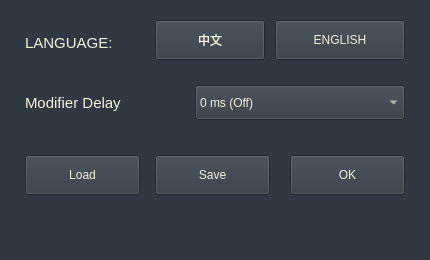
Before: the Qt Designer form KeyBoardSetter/KeyboardSetter/Forms/settingform.ui in TabbycatPie/CustomKeyboard, drawn with Qt 5.
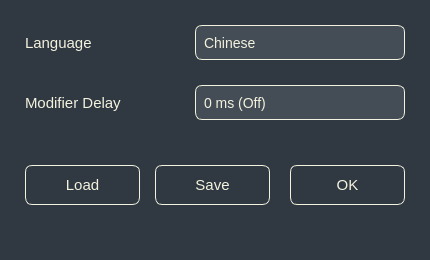
After: the same form once the commit is applied.

Commit message: Fix Settings UI and package v1.0.2

```diff
--- a/KeyBoardSetter/KeyboardSetter/Forms/settingform.ui
+++ b/KeyBoardSetter/KeyboardSetter/Forms/settingform.ui
@@ -5,20 +5,24 @@
   <property name="geometry"><rect><x>0</x><y>0</y><width>430</width><height>260</height></rect></property>
   <property name="minimumSize"><size><width>430</width><height>260</height></size></property>
   <property name="maximumSize"><size><width>430</width><height>260</height></size></property>
-  <property name="windowTitle"><string>Menu</string></property>
-  <property name="styleSheet"><string notr="true">background-color:rgb(48, 56, 65); color:rgb(242, 242, 222);</string></property>
+  <property name="windowTitle"><string>Settings</string></property>
+  <property name="styleSheet"><string notr="true">QWidget#settingForm{background-color:rgb(48,56,65);color:rgb(242,242,222);font:9pt &quot;Microsoft YaHei UI&quot;;}
+QLabel{color:rgb(242,242,222);font-size:15px;}
+QPushButton{background-color:transparent;border:1px solid rgb(242,242,222);border-radius:7px;padding:2px 4px;font:9pt &quot;Microsoft YaHei UI&quot;;font-size:15px;color:rgb(242,242,222);}
+QPushButton:hover{background-color:qlineargradient(spread:pad,x1:0,y1:0,x2:1,y2:0,stop:0 rgba(15,172,252,255),stop:1 rgba(22,190,235,255));}
+QPushButton:pressed{background-color:qlineargradient(spread:pad,x1:0,y1:0,x2:1,y2:0,stop:0 rgba(0,160,205,125),stop:1 rgba(0,142,222,125));color:rgb(202,202,182);}
+QComboBox{background-color:rgb(68,76,85);border:1px solid rgb(242,242,222);border-radius:7px;padding:2px 8px;font:9pt &quot;Microsoft YaHei UI&quot;;font-size:14px;color:rgb(242,242,222);}
+QComboBox:hover{border-color:rgb(22,190,235);}
+QComboBox::drop-down{border:0;width:24px;}
+QComboBox QAbstractItemView{background-color:rgb(48,56,65);border:1px solid rgb(242,242,222);selection-background-color:rgb(22,190,235);selection-color:rgb(242,242,222);color:rgb(242,242,222);outline:0;}</string></property>
   <widget class="QLabel" name="label_language">
-   <property name="geometry"><rect><x>25</x><y>25</y><width>120</width><height>35</height></rect></property>
-   <property name="styleSheet"><string notr="true">font-size:15px;color:rgb(242,242,222);</string></property>
-   <property name="text"><string>LANGUAGE:</string></property>
+   <property name="geometry"><rect><x>25</x><y>25</y><width>160</width><height>35</height></rect></property>
+   <property name="text"><string>Language</string></property>
   </widget>
-  <widget class="QPushButton" name="btn_sf_chinese">
-   <property name="geometry"><rect><x>155</x><y>20</y><width>110</width><height>40</height></rect></property>
-   <property name="text"><string>中文</string></property>
-  </widget>
-  <widget class="QPushButton" name="btn_sf_english">
-   <property name="geometry"><rect><x>275</x><y>20</y><width>130</width><height>40</height></rect></property>
-   <property name="text"><string>ENGLISH</string></property>
+  <widget class="QComboBox" name="cb_language">
+   <property name="geometry"><rect><x>195</x><y>25</y><width>210</width><height>35</height></rect></property>
+   <item><property name="text"><string>Chinese</string></property></item>
+   <item><property name="text"><string>English</string></property></item>
   </widget>
   <widget class="QLabel" name="label_modifier_delay">
    <property name="geometry"><rect><x>25</x><y>85</y><width>160</width><height>35</height></rect></property>
@@ -40,15 +44,18 @@
    <item><property name="text"><string>500 ms</string></property></item>
   </widget>
   <widget class="QPushButton" name="btn_sf_load">
-   <property name="geometry"><rect><x>25</x><y>155</y><width>115</width><height>40</height></rect></property>
+   <property name="geometry"><rect><x>25</x><y>165</y><width>115</width><height>40</height></rect></property>
+   <property name="cursor"><cursorShape>PointingHandCursor</cursorShape></property>
    <property name="text"><string>Load</string></property>
   </widget>
   <widget class="QPushButton" name="btn_sf_save">
-   <property name="geometry"><rect><x>155</x><y>155</y><width>115</width><height>40</height></rect></property>
+   <property name="geometry"><rect><x>155</x><y>165</y><width>115</width><height>40</height></rect></property>
+   <property name="cursor"><cursorShape>PointingHandCursor</cursorShape></property>
    <property name="text"><string>Save</string></property>
   </widget>
   <widget class="QPushButton" name="btn_sf_ok">
-   <property name="geometry"><rect><x>290</x><y>155</y><width>115</width><height>40</height></rect></property>
+   <property name="geometry"><rect><x>290</x><y>165</y><width>115</width><height>40</height></rect></property>
+   <property name="cursor"><cursorShape>PointingHandCursor</cursorShape></property>
    <property name="text"><string>OK</string></property>
   </widget>
  </widget>
```
Left out of the diff: 1 changed line with no effect on the pictures. The commit also changes 24 other files.
